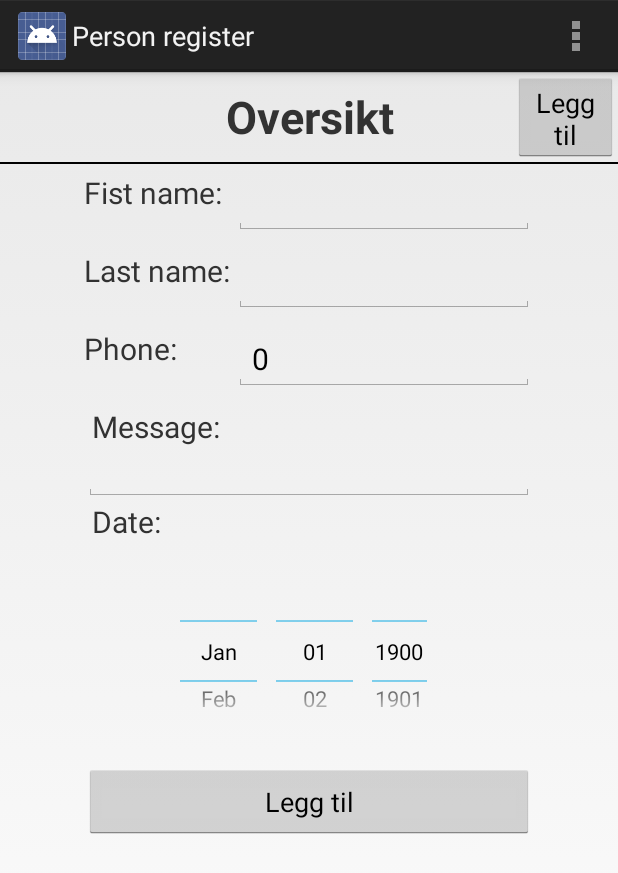
After one commit to marhag/Mappe2, an Android app: the fragment CreatePerson placed in its activity, on a phone screen of 412 x 824 dp. The commit adds this screen. Shown: the top 873 px of the screen. Run offline under Robolectric (Android 15) with nearby library versions, the phone set to English and light mode, and no system bars; 12 statements that could not run were skipped.

Commit message:
can now edit person

```diff
--- /dev/null
+++ b/app/src/main/java/android/hioa/s178816_s188098_mappe2/CreatePerson.java
@@ -0,0 +1,155 @@
+package android.hioa.s178816_s188098_mappe2;
+
+import android.app.Fragment;
+import android.os.Bundle;
+import android.util.Log;
+import android.view.LayoutInflater;
+import android.view.View;
+import android.view.ViewGroup;
+import android.widget.Button;
+import android.widget.DatePicker;
+import android.widget.EditText;
+
+import java.util.Calendar;
+
+/**
+ * Created by marhag on 18.10.14.
+ */
+public class CreatePerson extends Fragment{
+    private int id,phone;
+    private String firstname, lastname, date,message, type;
+
+    private EditText editFirst,editLast,editPhone,editMessage;
+    private DatePicker datePicker;
+
+
+    @Override
+    public View onCreateView(
+            LayoutInflater inflater, ViewGroup container,
+                             Bundle savedInstanceState) {
+        if (savedInstanceState != null) {
+            id = savedInstanceState.getInt("id");
+            phone = savedInstanceState.getInt("phone");
+            firstname = savedInstanceState.getString("firstname");
+            lastname = savedInstanceState.getString("lastname");
+            date = savedInstanceState.getString("date");
+            message = savedInstanceState.getString("message");
+            type = savedInstanceState.getString("type");
+
+
+        } else {
+            id = getArguments().getInt("id");
+            phone = getArguments().getInt("phone");
+            firstname = getArguments().getString("firstname");
+            lastname = getArguments().getString("lastname");
+            date = getArguments().getString("date");
+            message = getArguments().getString("message");
+            type = getArguments().getString("type");
+        }
+        // Inflate the layout for this fragment
+        return inflater.inflate(R.layout.create_layout, container, false);
+    }
+
+    @Override
+    public void onActivityCreated(Bundle savedInstanceState) {
+
+        super.onActivityCreated(savedInstanceState);
+        updateFragment();
+
+    }
+
+    public void updateFragment() {
+        editFirst = (EditText)getActivity().findViewById(R.id.editFirstname);
+        editLast = (EditText)getActivity().findViewById(R.id.editLastname);
+        editPhone = (EditText)getActivity().findViewById(R.id.editPhone);
+        editMessage = (EditText)getActivity().findViewById(R.id.editMessage);
+
+        datePicker = (DatePicker)getActivity().findViewById(R.id.datePicker);
+
+        int year=0;
+        int month=0;
+        int day = 0;
+
+        if(date.equals("")) // new Person - show date today
+        {
+            Calendar cal= Calendar.getInstance();
+            year=cal.get(Calendar.YEAR);
+            month=cal.get(Calendar.MONTH);
+            day=cal.get(Calendar.DAY_OF_MONTH);
+        }
+        else // edit Person - show registered birthday
+        {
+            String[] dateArray = date.split("/");
+            year = Integer.parseInt(dateArray[2]);
+            Log.d("Year",year + "");
+            month = Integer.parseInt(dateArray[1]) - 1;
+            Log.d("Month",month + "");
+            day = Integer.parseInt(dateArray[0]);
+            Log.d("Day",day + "");
+        }
+        datePicker.updateDate(year, month, day);
+
+        editFirst.setText(firstname);
+        editLast.setText(lastname);
+        editPhone.setText(phone+"");
+        editMessage.setText(message);
+
+
+
+        final Button regBtn = (Button)getActivity().findViewById(R.id.addPersonBtn);
+        regBtn.setOnClickListener(new View.OnClickListener(){
+            @Override
+            public void onClick(View view) {
+                savePerson();
+            }
+        });
+
+
+    }
+    public void savePerson()
+    {
+        Person person = new Person();
+        //set all fields of Person
+        if(type.equals("EDIT"))
+            person.setId(id);
+        person.setFirstname(editFirst.getText().toString());
+        person.setLastname(editLast.getText().toString());
+        person.setMobile(Integer.parseInt(editPhone.getText().toString()));
+        person.setCustomMessage(editMessage.getText().toString());
+        int year = datePicker.getYear();
+        int month = datePicker.getMonth() + 1;
+        int day = datePicker.getDayOfMonth();
+        person.setBday(year + "/" + month + "/" + day);
+
+        Log.d("KOMMER HIT", "ok");
+        DBHandler db = new DBHandler(getActivity());
+        if(type.equals("CREATE"))
+        {
+            db.addPerson(person);
+        }
+        else
+        {
+            db.updatePerson(person);
+            Log.d("Update?", "ok");
+        }
+        for(Person p : db.getAllPersons())
+        {
+            Log.d("Finnes i db", p.getFirstname() + p.getLastname());
+        }
+
+
+
+    }
+
+    @Override
+    public void onSaveInstanceState(Bundle outState) {
+        super.onSaveInstanceState(outState);
+        outState.putInt("id",id);
+        outState.putInt("phone",phone);
+        outState.putString("firstname",firstname);
+        outState.putString("lastname",lastname);
+        outState.putString("date",date);
+        outState.putString("message",message);
+        outState.putString("type",type);
+    }
+}
--- a/app/src/main/java/android/hioa/s178816_s188098_mappe2/DBHandler.java
+++ b/app/src/main/java/android/hioa/s178816_s188098_mappe2/DBHandler.java
@@ -14,7 +14,7 @@ public class DBHandler  extends SQLiteOpenHelper {
 
     // All Static variables
     // Database Version
-    private static final int DATABASE_VERSION = 5;
+    private static final int DATABASE_VERSION = 6;
 
     // Database Name
     private static final String DATABASE_NAME = "Personreg";
--- a/app/src/main/java/android/hioa/s178816_s188098_mappe2/MenuFragment.java
+++ b/app/src/main/java/android/hioa/s178816_s188098_mappe2/MenuFragment.java
@@ -2,7 +2,7 @@ package android.hioa.s178816_s188098_mappe2;
 
 import android.content.res.TypedArray;
 import android.os.Bundle;
-import android.support.v4.app.ListFragment;
+import android.app.ListFragment;
 import android.view.View;
 import android.widget.ListView;
 
--- a/app/src/main/res/layout/activity_main.xml
+++ b/app/src/main/res/layout/activity_main.xml
@@ -7,12 +7,12 @@
     <RelativeLayout
         android:id="@+id/header"
         android:layout_width="match_parent"
-        android:layout_height="70dp">
+        android:layout_height="60dp">
 
         <Button
             android:layout_width="70dp"
-            android:layout_height="70dp"
-            android:text="Legg til"
+            android:layout_height="55dp"
+            android:text="@string/add"
             android:id="@+id/regNew"
             android:layout_alignParentBottom="true"
             android:layout_alignParentEnd="true"
@@ -21,7 +21,7 @@
         <TextView
             android:layout_width="wrap_content"
             android:layout_height="wrap_content"
-            android:textSize="40sp"
+            android:textSize="30sp"
             android:text="Oversikt"
             android:textStyle="bold"
             android:id="@+id/headline"
--- /dev/null
+++ b/app/src/main/res/layout/create_layout.xml
@@ -0,0 +1,121 @@
+<?xml version="1.0" encoding="utf-8"?>
+<RelativeLayout xmlns:android="http://schemas.android.com/apk/res/android"
+    android:layout_width="match_parent"
+    android:layout_height="match_parent">
+
+    <RelativeLayout
+        android:id="@+id/inputs"
+        android:layout_centerHorizontal="true"
+        android:layout_width="300dp"
+        android:layout_marginTop="5dp"
+        android:layout_height="wrap_content">
+
+        <LinearLayout
+            android:id="@+id/text"
+            android:orientation="vertical"
+            android:layout_width="fill_parent"
+            android:layout_height="fill_parent">
+
+            <RelativeLayout
+                android:layout_width="wrap_content"
+                android:layout_height="wrap_content"
+                android:orientation="horizontal"
+                android:layout_marginBottom="10dp">
+
+                <TextView
+                    android:layout_width="wrap_content"
+                    android:layout_height="wrap_content"
+                    android:text="@string/firstname"
+                    android:textSize="20sp"/>
+
+                <EditText
+                    android:layout_marginLeft="5dp"
+                    android:layout_width="200dp"
+                    android:layout_height="wrap_content"
+                    android:layout_alignParentRight="true"
+                    android:id="@+id/editFirstname"
+                    android:textSize="20sp"/>
+                </RelativeLayout>
+            <RelativeLayout
+                android:layout_width="wrap_content"
+                android:layout_height="wrap_content"
+                android:orientation="horizontal"
+                android:layout_marginBottom="10dp">
+                <TextView
+                    android:layout_width="wrap_content"
+                    android:layout_height="wrap_content"
+                    android:text="@string/lastname"
+                    android:textSize="20sp"/>
+
+                <EditText
+                    android:layout_marginLeft="5dp"
+                    android:layout_width="200dp"
+                    android:layout_alignParentRight="true"
+                    android:layout_height="wrap_content"
+                    android:id="@+id/editLastname"
+                    android:textSize="20sp"/>
+            </RelativeLayout>
+            <RelativeLayout
+                android:layout_width="wrap_content"
+                android:layout_height="wrap_content"
+                android:orientation="horizontal"
+                android:layout_marginBottom="10dp">
+                <TextView
+                    android:layout_width="wrap_content"
+                    android:layout_height="wrap_content"
+                    android:text="@string/phone"
+                    android:textSize="20sp"/>
+
+                <EditText
+                    android:layout_marginLeft="5dp"
+                    android:layout_width="200dp"
+                    android:layout_height="wrap_content"
+                    android:layout_alignParentRight="true"
+                    android:id="@+id/editPhone"
+                    android:textSize="20sp"/>
+            </RelativeLayout>
+            <TextView
+                android:layout_marginLeft="5dp"
+                android:layout_width="wrap_content"
+                android:layout_height="wrap_content"
+                android:text="@string/custom"
+                android:textSize="20sp"/>
+
+            <EditText
+                android:layout_width="match_parent"
+                android:layout_height="wrap_content"
+                android:id="@+id/editMessage"
+                android:textSize="15sp"/>
+            <TextView
+                android:layout_marginLeft="5dp"
+                android:layout_width="wrap_content"
+                android:layout_height="wrap_content"
+                android:text="@string/date"
+                android:textSize="20sp"/>
+        </LinearLayout>
+
+
+    </RelativeLayout>
+
+    <Button
+        android:layout_width="300dp"
+        android:layout_height="50dp"
+        android:text="@string/add"
+        android:id="@+id/addPersonBtn"
+        android:layout_alignParentBottom="true"
+        android:layout_centerHorizontal="true" />
+
+    <DatePicker
+        android:layout_width="230dp"
+        android:layout_height="150dp"
+        android:scaleX="0.8"
+        android:scaleY="0.8"
+        android:layout_centerHorizontal="true"
+        android:id="@+id/datePicker"
+        android:layout_above="@+id/addPersonBtn"
+        android:layout_marginBottom="0dp"
+        android:calendarViewShown="false"/>
+
+
+
+</RelativeLayout>
--- a/app/src/main/res/values/strings.xml
+++ b/app/src/main/res/values/strings.xml
@@ -5,5 +5,12 @@
     <string name="hello_world">Hello world!</string>
     <string name="action_settings">Settings</string>
     <string name="imgdesc">Desc</string>
+    <string name="add">Legg til</string>
+    <string name="firstname">Fist name:</string>
+    <string name="lastname">Last name:</string>
+    <string name="date">Date:</string>
+    <string name="phone">Phone:</string>
+    <string name="custom">Message:</string>
+
 
 </resources>
```
Also changed, not shown: app/src/main/java/android/hioa/s178816_s188098_mappe2/MainActivity.java (+46 -5 lines).
